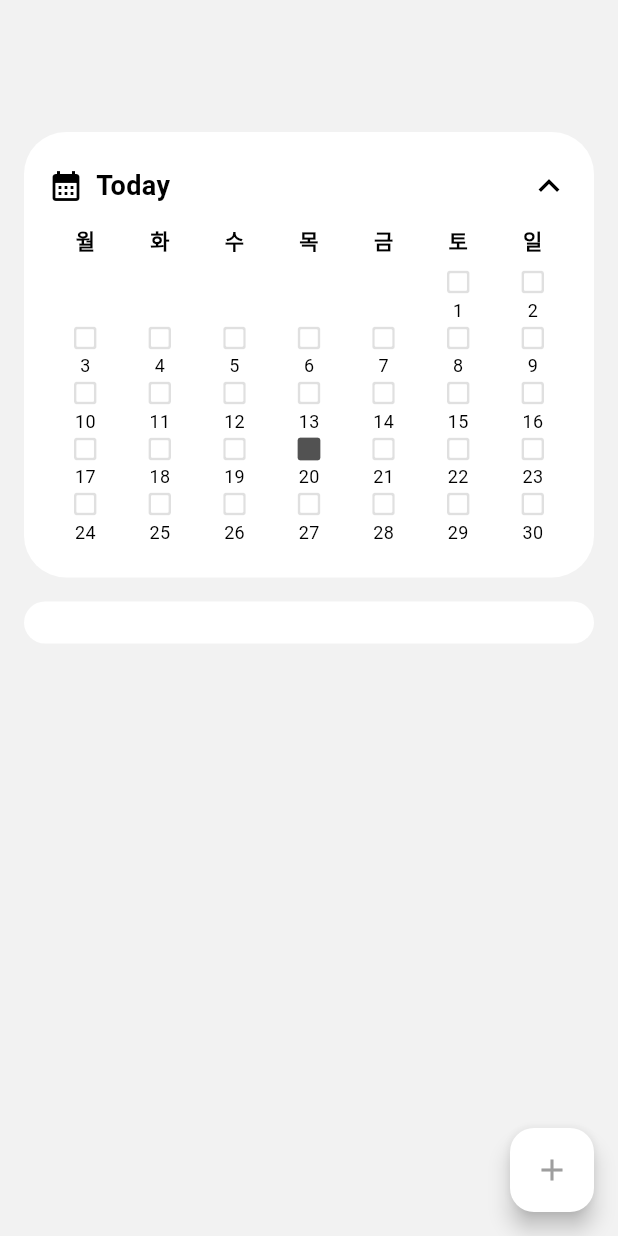
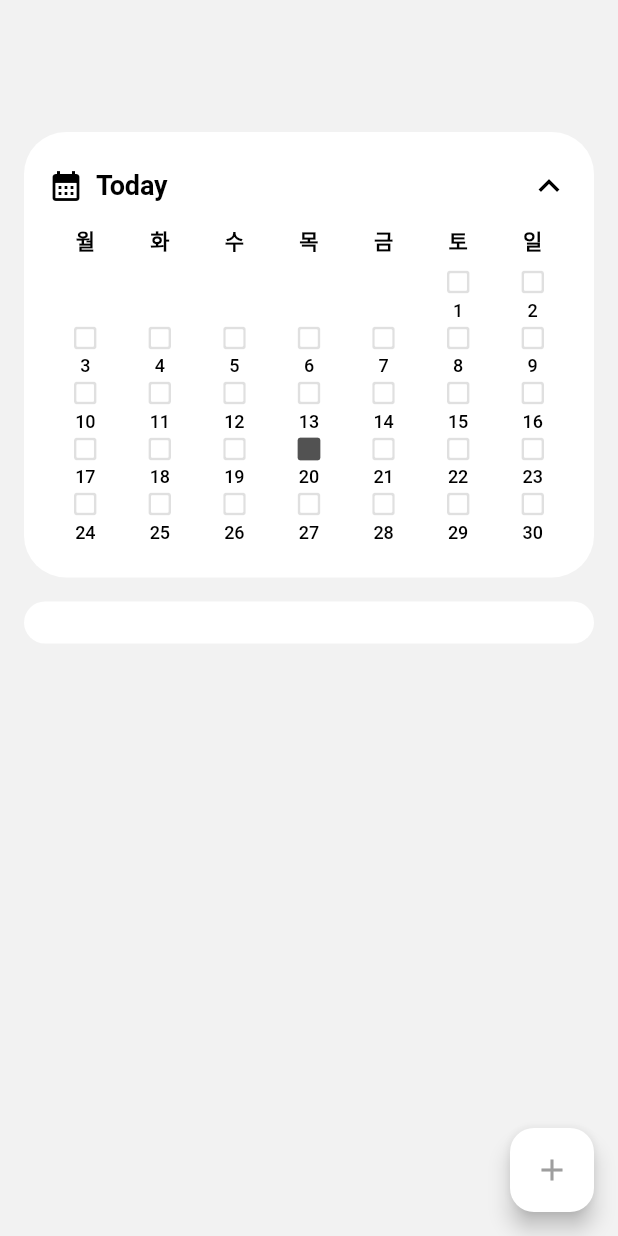
Before and after one commit to minseokshin07672/TodoPractice_Flutter, a Flutter app: the screen it shows after launch, after a tap on "Today", on a phone screen of 412 x 824 dp. Run offline on Flutter 3.47's test engine with Material 3 defaults, Android fonts, the phone set to English and light mode, and no system bars; our stand-ins replace flutter_svg, freezed_annotation, shared_preferences; Roboto replaces fonts that are missing (Pretendard).

Commit message:
add styled font

```diff
--- a/todo_practice/lib/ui/theme/app_theme.dart
+++ b/todo_practice/lib/ui/theme/app_theme.dart
@@ -12,11 +12,26 @@ class AppTheme {
     primaryColor: AppColors.primary,
     fontFamily: 'Pretendard',
 
-    textTheme: TextTheme(
-      headlineLarge: AppTypography.h1,
-      headlineMedium: AppTypography.h2,
-      bodyLarge: AppTypography.body,
-      bodyMedium: AppTypography.small,
+    textTheme: const TextTheme(
+      displayLarge: AppTypography.displayLarge,
+      displayMedium: AppTypography.displayMedium,
+      displaySmall: AppTypography.displaySmall,
+
+      headlineLarge: AppTypography.headlineLarge,
+      headlineMedium: AppTypography.headlineMedium,
+      headlineSmall: AppTypography.headlineSmall,
+
+      titleLarge: AppTypography.titleLarge,
+      titleMedium: AppTypography.titleMedium,
+      titleSmall: AppTypography.titleSmall,
+
+      bodyLarge: AppTypography.bodyLarge,
+      bodyMedium: AppTypography.bodyMedium,
+      bodySmall: AppTypography.bodySmall,
+
+      labelLarge: AppTypography.labelLarge,
+      labelMedium: AppTypography.labelMedium,
+      labelSmall: AppTypography.labelSmall,
     ),
 
     appBarTheme: const AppBarTheme(
--- a/todo_practice/lib/ui/theme/app_typography.dart
+++ b/todo_practice/lib/ui/theme/app_typography.dart
@@ -5,39 +5,221 @@ import 'app_colors.dart';
 class AppTypography {
   AppTypography._();
 
-  static const TextStyle h1 = TextStyle(
-    fontSize: 26,
-    fontWeight: FontWeight.w700,
+  // Display
+  static const TextStyle displayLarge = TextStyle(
+    fontSize: 67,
+    fontWeight: FontWeight.w500,
+    letterSpacing: -1.7,
     color: AppColors.black,
   );
 
-  static const TextStyle h2 = TextStyle(
-    fontSize: 22,
-    fontWeight: FontWeight.w600,
+  static const TextStyle displayMedium = TextStyle(
+    fontSize: 45,
+    fontWeight: FontWeight.w500,
+    letterSpacing: -1.1,
     color: AppColors.black,
   );
 
-  static const TextStyle body = TextStyle(
-    fontSize: 16,
-    fontWeight: FontWeight.w400,
+  static const TextStyle displaySmall = TextStyle(
+    fontSize: 34,
+    fontWeight: FontWeight.w500,
+    letterSpacing: -0.7,
     color: AppColors.black,
   );
 
-  static const TextStyle bodyGrey = TextStyle(
-    fontSize: 16,
-    fontWeight: FontWeight.w400,
-    color: AppColors.grey,
-  );
-
-  static const TextStyle small = TextStyle(
-    fontSize: 14,
-    fontWeight: FontWeight.w400,
+  // Headline
+  static const TextStyle headlineLarge = TextStyle(
+    fontSize: 32,
+    fontWeight: FontWeight.w500,
+    letterSpacing: -0.6,
     color: AppColors.black,
   );
 
-  static const TextStyle smallGrey = TextStyle(
+  static const TextStyle headlineMedium = TextStyle(
+    fontSize: 28,
+    fontWeight: FontWeight.w500,
+    letterSpacing: -0.5,
+    color: AppColors.black,
+  );
+
+  static const TextStyle headlineSmall = TextStyle(
+    fontSize: 24,
+    fontWeight: FontWeight.w500,
+    letterSpacing: -0.3,
+    color: AppColors.black,
+  );
+
+  // Title
+  static const TextStyle titleLarge = TextStyle(
+    fontSize: 22,
+    fontWeight: FontWeight.w500,
+    letterSpacing: -0.3,
+    color: AppColors.black,
+  );
+
+  static const TextStyle titleMedium = TextStyle(
+    fontSize: 20,
+    fontWeight: FontWeight.w500,
+    letterSpacing: -0.2,
+    color: AppColors.black,
+  );
+
+  static const TextStyle titleSmall = TextStyle(
+    fontSize: 18,
+    fontWeight: FontWeight.w500,
+    letterSpacing: -0.2,
+    color: AppColors.black,
+  );
+
+  // Body
+  static const TextStyle bodyLarge = TextStyle(
+    fontSize: 16,
+    fontWeight: FontWeight.w500,
+    letterSpacing: -0.2,
+    color: AppColors.black,
+  );
+
+  static const TextStyle bodyMedium = TextStyle(
+    fontSize: 15,
+    fontWeight: FontWeight.w500,
+    letterSpacing: -0.1,
+    color: AppColors.black,
+  );
+
+  static const TextStyle bodySmall = TextStyle(
     fontSize: 14,
-    fontWeight: FontWeight.w400,
-    color: AppColors.grey,
+    fontWeight: FontWeight.w500,
+    letterSpacing: -0.1,
+    color: AppColors.black,
+  );
+
+  // Label
+  static const TextStyle labelLarge = TextStyle(
+    fontSize: 13,
+    fontWeight: FontWeight.w500,
+    letterSpacing: 0,
+    color: AppColors.black,
+  );
+
+  static const TextStyle labelMedium = TextStyle(
+    fontSize: 12,
+    fontWeight: FontWeight.w500,
+    letterSpacing: 0,
+    color: AppColors.black,
+  );
+
+  static const TextStyle labelSmall = TextStyle(
+    fontSize: 10,
+    fontWeight: FontWeight.w500,
+    letterSpacing: 0,
+    color: AppColors.black,
+  );
+
+  // -------------------------------
+  // Emphasized (SemiBold)
+  // -------------------------------
+  static const TextStyle displayLargeEm = TextStyle(
+    fontSize: 67,
+    fontWeight: FontWeight.w600,
+    letterSpacing: -1.7,
+    color: AppColors.black,
+  );
+
+  static const TextStyle displayMediumEm = TextStyle(
+    fontSize: 45,
+    fontWeight: FontWeight.w600,
+    letterSpacing: -1.1,
+    color: AppColors.black,
+  );
+
+  static const TextStyle displaySmallEm = TextStyle(
+    fontSize: 34,
+    fontWeight: FontWeight.w600,
+    letterSpacing: -0.7,
+    color: AppColors.black,
+  );
+
+  static const TextStyle headlineLargeEm = TextStyle(
+    fontSize: 32,
+    fontWeight: FontWeight.w600,
+    letterSpacing: -0.6,
+    color: AppColors.black,
+  );
+
+  static const TextStyle headlineMediumEm = TextStyle(
+    fontSize: 28,
+    fontWeight: FontWeight.w600,
+    letterSpacing: -0.5,
+    color: AppColors.black,
+  );
+
+  static const TextStyle headlineSmallEm = TextStyle(
+    fontSize: 24,
+    fontWeight: FontWeight.w600,
+    letterSpacing: -0.3,
+    color: AppColors.black,
+  );
+
+  static const TextStyle titleLargeEm = TextStyle(
+    fontSize: 22,
+    fontWeight: FontWeight.w600,
+    letterSpacing: -0.3,
+    color: AppColors.black,
+  );
+
+  static const TextStyle titleMediumEm = TextStyle(
+    fontSize: 20,
+    fontWeight: FontWeight.w600,
+    letterSpacing: -0.2,
+    color: AppColors.black,
+  );
+
+  static const TextStyle titleSmallEm = TextStyle(
+    fontSize: 18,
+    fontWeight: FontWeight.w600,
+    letterSpacing: -0.2,
+    color: AppColors.black,
+  );
+
+  static const TextStyle bodyLargeEm = TextStyle(
+    fontSize: 16,
+    fontWeight: FontWeight.w600,
+    letterSpacing: -0.2,
+    color: AppColors.black,
+  );
+
+  static const TextStyle bodyMediumEm = TextStyle(
+    fontSize: 15,
+    fontWeight: FontWeight.w600,
+    letterSpacing: -0.1,
+    color: AppColors.black,
+  );
+
+  static const TextStyle bodySmallEm = TextStyle(
+    fontSize: 14,
+    fontWeight: FontWeight.w600,
+    letterSpacing: -0.1,
+    color: AppColors.black,
+  );
+
+  static const TextStyle labelLargeEm = TextStyle(
+    fontSize: 13,
+    fontWeight: FontWeight.w600,
+    letterSpacing: 0,
+    color: AppColors.black,
+  );
+
+  static const TextStyle labelMediumEm = TextStyle(
+    fontSize: 12,
+    fontWeight: FontWeight.w600,
+    letterSpacing: 0,
+    color: AppColors.black,
+  );
+
+  static const TextStyle labelSmallEm = TextStyle(
+    fontSize: 10,
+    fontWeight: FontWeight.w600,
+    letterSpacing: 0,
+    color: AppColors.black,
   );
 }
--- /dev/null
+++ b/todo_practice/lib/ui/widgets/styled_text.dart
@@ -0,0 +1,25 @@
+import 'package:flutter/cupertino.dart';
+
+Widget styledText(String text, {required TextStyle testStyle}) {
+  final koreanRegex = RegExp(r'[가-힣]');
+
+  final spans = <TextSpan>[];
+
+  for (var i = 0; i < text.length; i++) {
+    final char = text[i];
+
+    final bool isKorean = koreanRegex.hasMatch(char);
+
+    final style = testStyle.copyWith(
+      fontWeight: isKorean ? FontWeight.w600 : FontWeight.w500,
+    );
+
+    spans.add(TextSpan(text: char, style: style));
+  }
+
+  return RichText(
+    maxLines: 1,
+    overflow: TextOverflow.ellipsis,
+    text: TextSpan(children: spans),
+  );
+}
--- a/todo_practice/lib/ui/widgets/todo_item.dart
+++ b/todo_practice/lib/ui/widgets/todo_item.dart
@@ -1,5 +1,7 @@
 import 'package:flutter/material.dart';
 import 'package:flutter_svg/svg.dart';
+import 'package:todo_practice/ui/theme/app_typography.dart';
+import 'package:todo_practice/ui/widgets/styled_text.dart';
 
 import '../../domain/models/todo.dart';
 
@@ -38,13 +40,9 @@ class TodoItem extends StatelessWidget {
             const SizedBox(width: 10),
 
             Expanded(
-              child: Text(
+              child: styledText(
                 todo.task,
-                maxLines: 1,
-                overflow: TextOverflow.ellipsis,
-                style: TextStyle(
-                  fontSize: 14,
-                  fontWeight: FontWeight.w700,
+                testStyle: AppTypography.bodySmall.copyWith(
                   decoration: isDone
                       ? TextDecoration.lineThrough
                       : TextDecoration.none,
```
